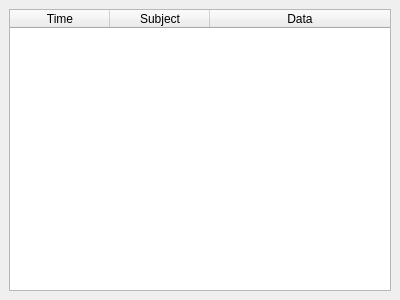
Above: SocketLogDockWidget.ui from b-viguier/CurvyBot before the change. Below: the same form after it.
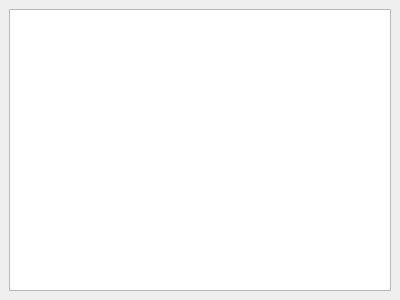
That is the form after the change.

Commit message: Used a QListWidget for logs

What changed in the file:
```diff
--- a/SocketLogDockWidget.ui
+++ b/SocketLogDockWidget.ui
@@ -16,31 +16,10 @@
   <widget class="QWidget" name="dockWidgetContents">
    <layout class="QVBoxLayout" name="verticalLayout">
     <item>
-     <widget class="QTableWidget" name="tableWidget">
+     <widget class="QListWidget" name="listWidget">
       <property name="alternatingRowColors">
        <bool>true</bool>
       </property>
-      <property name="selectionBehavior">
-       <enum>QAbstractItemView::SelectRows</enum>
-      </property>
-      <attribute name="horizontalHeaderStretchLastSection">
-       <bool>true</bool>
-      </attribute>
-      <column>
-       <property name="text">
-        <string>Time</string>
-       </property>
-      </column>
-      <column>
-       <property name="text">
-        <string>Subject</string>
-       </property>
-      </column>
-      <column>
-       <property name="text">
-        <string>Data</string>
-       </property>
-      </column>
      </widget>
     </item>
    </layout>
```
The commit also changes 2 other files.
